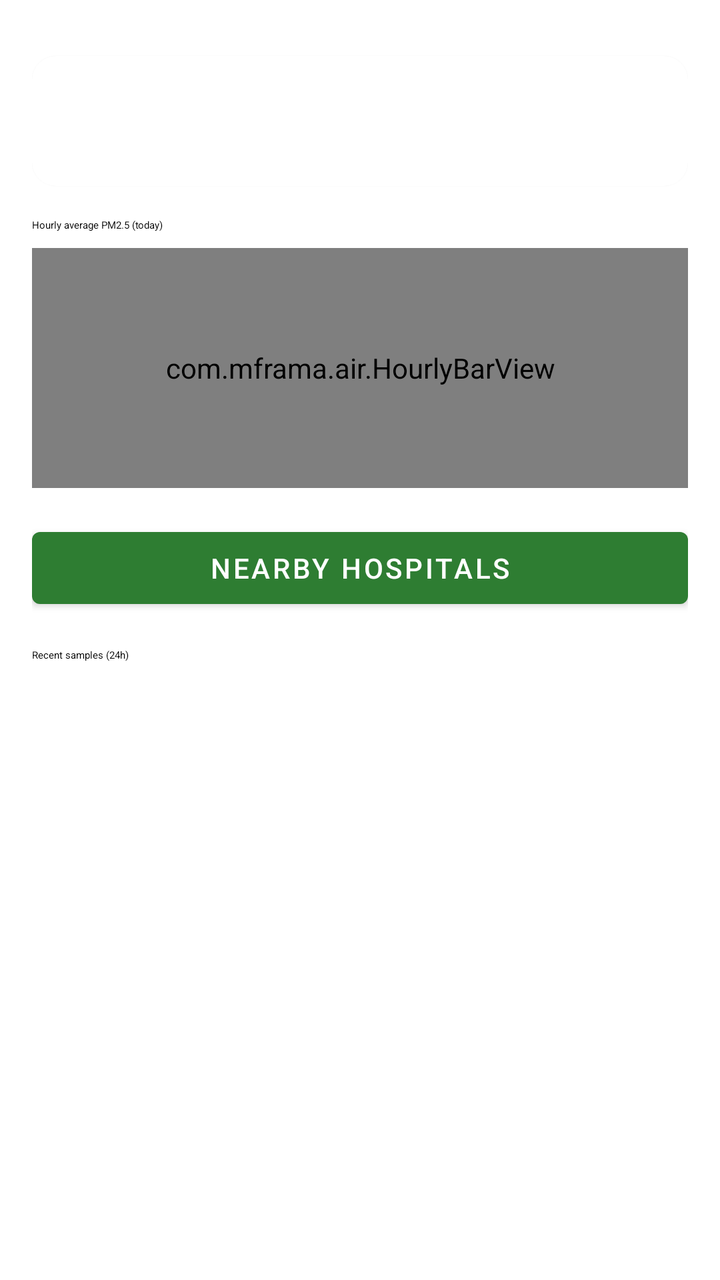
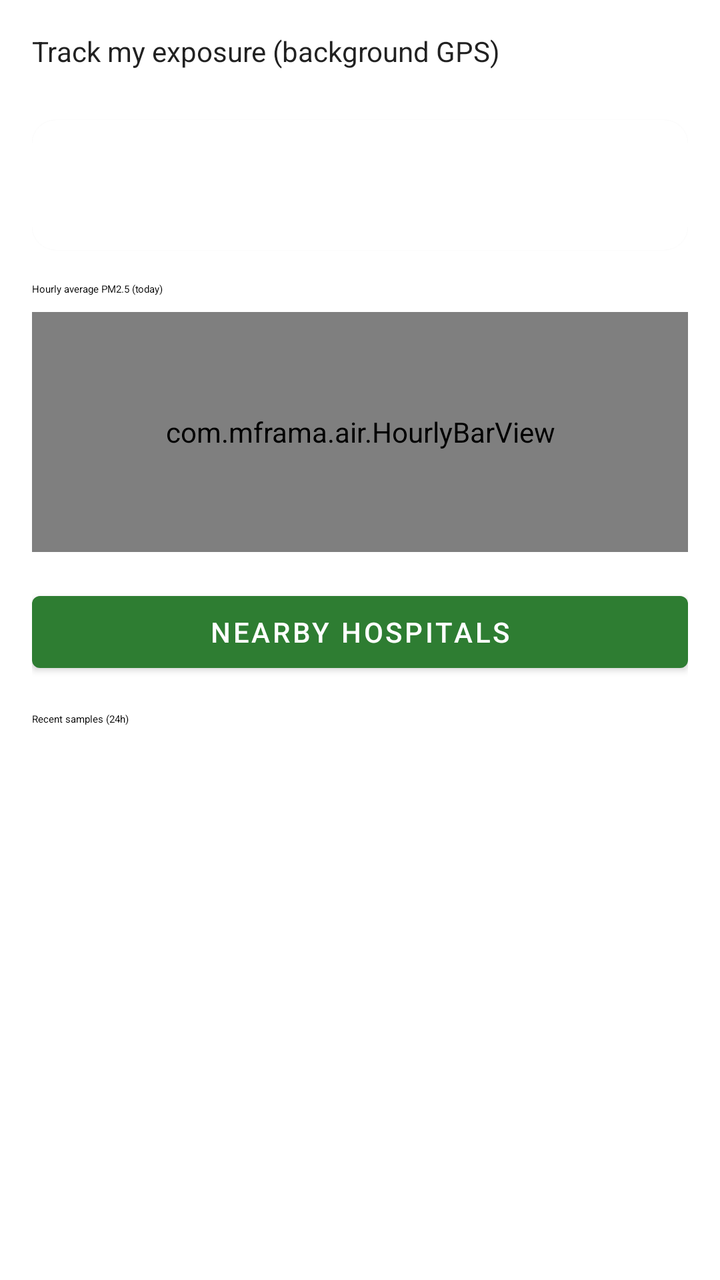

An Android layout rendered at two revisions. The XML below is the earlier revision; the diff shows what the commit changed to produce the second picture.
<!-- AndroidManifest.xml: application theme Theme.Mframa -->
<!-- res/layout/fragment_exposure.xml -->
<?xml version="1.0" encoding="utf-8"?>
<ScrollView xmlns:android="http://schemas.android.com/apk/res/android"
    xmlns:app="http://schemas.android.com/apk/res-auto"
    android:layout_width="match_parent"
    android:layout_height="match_parent">

    <LinearLayout
        android:layout_width="match_parent"
        android:layout_height="wrap_content"
        android:orientation="vertical"
        android:padding="16dp">

        <com.google.android.material.materialswitch.MaterialSwitch
            android:id="@+id/toggle_service"
            android:layout_width="match_parent"
            android:layout_height="wrap_content"
            android:text="@string/exposure_toggle" />

        <com.google.android.material.card.MaterialCardView
            android:layout_width="match_parent"
            android:layout_height="wrap_content"
            android:layout_marginTop="12dp"
            app:cardCornerRadius="12dp">

            <LinearLayout
                android:layout_width="match_parent"
                android:layout_height="wrap_content"
                android:orientation="vertical"
                android:padding="16dp">

                <TextView
                    android:id="@+id/txt_pm25"
                    android:layout_width="match_parent"
                    android:layout_height="wrap_content"
                    android:textAppearance="?attr/textAppearanceTitleMedium" />

                <TextView
                    android:id="@+id/txt_dose"
                    android:layout_width="match_parent"
                    android:layout_height="wrap_content"
                    android:layout_marginTop="8dp"
                    android:textAppearance="?attr/textAppearanceBodyLarge" />

                <TextView
                    android:id="@+id/txt_cigs"
                    android:layout_width="match_parent"
                    android:layout_height="wrap_content"
                    android:layout_marginTop="4dp"
                    android:textAppearance="?attr/textAppearanceBodyLarge" />
            </LinearLayout>
        </com.google.android.material.card.MaterialCardView>

        <TextView
            android:layout_width="match_parent"
            android:layout_height="wrap_content"
            android:layout_marginTop="16dp"
            android:text="@string/exposure_hourly"
            android:textAppearance="?attr/textAppearanceTitleSmall" />

        <com.mframa.air.HourlyBarView
            android:id="@+id/hourly_bars"
            android:layout_width="match_parent"
            android:layout_height="120dp"
            android:layout_marginTop="8dp" />

        <Button
            android:id="@+id/btn_hospitals"
            android:layout_width="match_parent"
            android:layout_height="wrap_content"
            android:layout_marginTop="16dp"
            android:text="@string/hospitals_title" />

        <TextView
            android:layout_width="match_parent"
            android:layout_height="wrap_content"
            android:layout_marginTop="16dp"
            android:text="@string/exposure_recent"
            android:textAppearance="?attr/textAppearanceTitleSmall" />

        <androidx.recyclerview.widget.RecyclerView
            android:id="@+id/samples_list"
            android:layout_width="match_parent"
            android:layout_height="wrap_content"
            android:layout_marginTop="8dp"
            android:nestedScrollingEnabled="false" />
    </LinearLayout>
</ScrollView>
<!-- resources referenced by this layout -->
<resources>
  <string name="exposure_hourly">Hourly average PM2.5 (today)</string>
  <string name="exposure_recent">Recent samples (24h)</string>
  <string name="exposure_toggle">Track my exposure (background GPS)</string>
  <string name="hospitals_title">Nearby hospitals</string>
  <style name="Theme.Mframa" parent="Theme.MaterialComponents.DayNight.NoActionBar">
          <item name="colorPrimary">@color/mframa_primary</item>
          <item name="colorPrimaryVariant">@color/mframa_primary_dark</item>
          <item name="colorSecondary">@color/mframa_accent</item>
      </style>
  <color name="mframa_primary">#2E7D32</color>
  <color name="mframa_primary_dark">#1B5E20</color>
  <color name="mframa_accent">#00ACC1</color>
</resources>

<!-- the commit's change to res/layout/fragment_exposure.xml (unified diff, before → after) -->
@@ -14,7 +14,8 @@
             android:id="@+id/toggle_service"
             android:layout_width="match_parent"
             android:layout_height="wrap_content"
-            android:text="@string/exposure_toggle" />
+            android:text="@string/exposure_toggle"
+            app:showText="false" />
 
         <com.google.android.material.card.MaterialCardView
             android:layout_width="match_parent"
